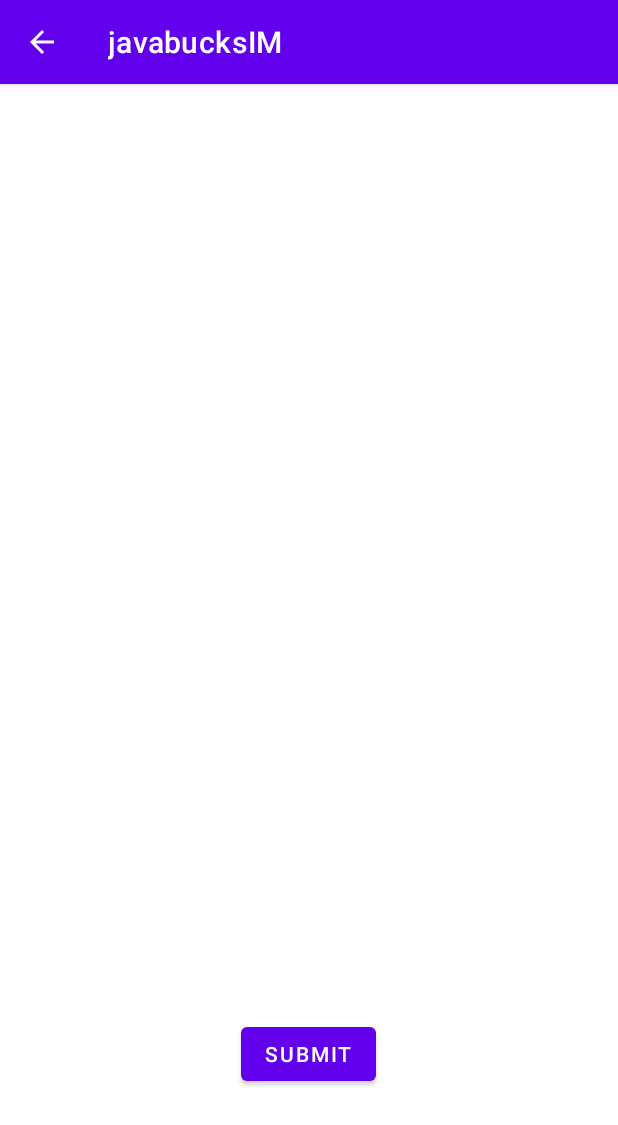
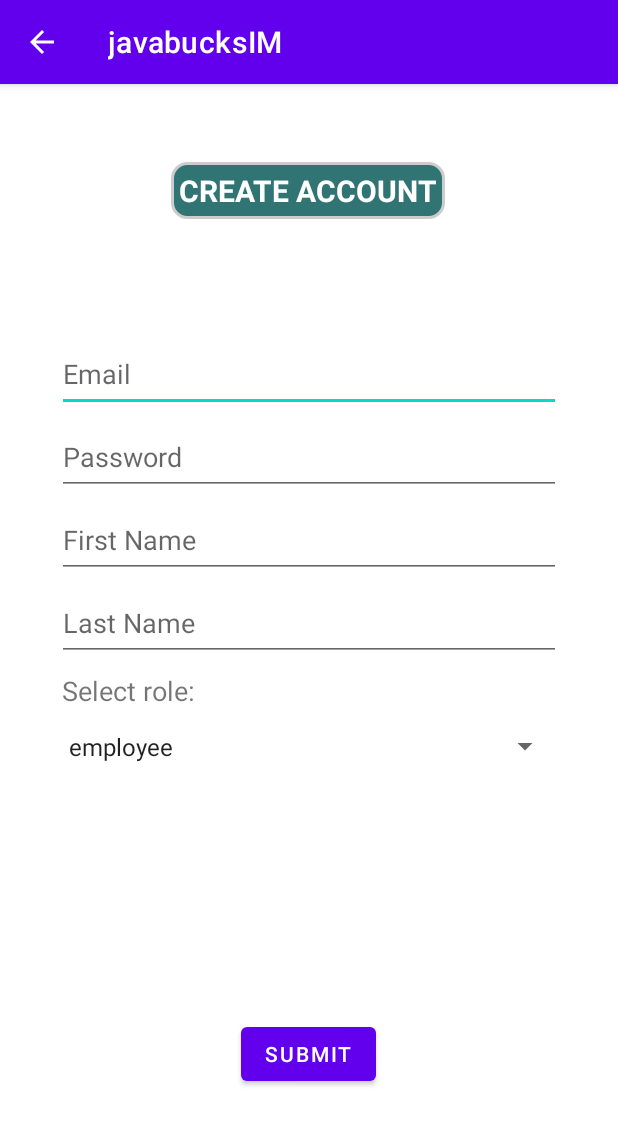
Before and after one commit to Team29Cosc310/assignment2, an Android app: the createAccount screen opened directly, with no data from a screen before it, on a phone screen of 412 x 824 dp. Shown: the top 1125 px of the screen. Run offline under Robolectric (Android 15) with nearby library versions, the phone set to English and light mode, and no system bars; our stand-ins replace Firebase (no records; nobody signed in at launch, a user with empty details on screens opened directly).

Commit message:
Added create account functionality

```diff
--- a/app/src/main/java/com/example/javabucksim/createAccount.java
+++ b/app/src/main/java/com/example/javabucksim/createAccount.java
@@ -1,37 +1,114 @@
 package com.example.javabucksim;
 
+import androidx.annotation.NonNull;
 import androidx.appcompat.app.AppCompatActivity;
 
 import android.os.Bundle;
 import android.view.View;
+import android.widget.ArrayAdapter;
+import android.widget.EditText;
+import android.widget.Spinner;
+import android.widget.Toast;
 
+import com.google.android.gms.tasks.OnCompleteListener;
+import com.google.android.gms.tasks.OnFailureListener;
+import com.google.android.gms.tasks.OnSuccessListener;
+import com.google.android.gms.tasks.Task;
+import com.google.firebase.auth.AuthResult;
 import com.google.firebase.auth.FirebaseAuth;
+import com.google.firebase.firestore.FirebaseFirestore;
+
+import java.util.HashMap;
+import java.util.Map;
 
 public class createAccount extends AppCompatActivity {
 
+    FirebaseFirestore db = FirebaseFirestore.getInstance();
     private FirebaseAuth mAuth;
+    Map<String, Object> newUser;
 
     @Override
     protected void onCreate(Bundle savedInstanceState) {
         super.onCreate(savedInstanceState);
         setContentView(R.layout.activity_create_account);
 
+        mAuth = FirebaseAuth.getInstance();
+
+        setupSpinner();
+
 
         getSupportActionBar().setDisplayHomeAsUpEnabled(true);
     }
 
+    private void setupSpinner(){
+
+        Spinner spinner = (Spinner) findViewById(R.id.role_spinner);
+            // Create an ArrayAdapter using the string array and a default spinner layout
+        ArrayAdapter<CharSequence> adapter = ArrayAdapter.createFromResource(this, R.array.role_array, android.R.layout.simple_spinner_item);
+            // Specify the layout to use when the list of choices appears
+        adapter.setDropDownViewResource(android.R.layout.simple_spinner_dropdown_item);
+            // Apply the adapter to the spinner
+        spinner.setAdapter(adapter);
+
+    }
+
+    //back button
     @Override
     public boolean onSupportNavigateUp(){
         finish();
         return true;
     }
 
+    // submit form, create new user, create new document
     public void submit(View view){
 
+        String email = ((EditText) findViewById(R.id.createAcc_getEmail)).getText().toString();
+        String password = ((EditText) findViewById(R.id.createAcc_getPW)).getText().toString();
+        String fName = ((EditText) findViewById(R.id.createAcc_getFirstName)).getText().toString();
+        String lName = ((EditText) findViewById(R.id.createAcc_getLastName)).getText().toString();
+        String role = ((Spinner) findViewById(R.id.role_spinner)).getSelectedItem().toString();
+
+
+        newUser = new HashMap<>();
+        newUser.put("email", email);
+        newUser.put("password", password);
+        newUser.put("firstName", fName);
+        newUser.put("lastName", lName);
+        newUser.put("role", role);
+
         //to be worked on
-        //mAuth.createUserWithEmailAndPassword(email,password);
+        mAuth.createUserWithEmailAndPassword(email,password).addOnCompleteListener(this, new OnCompleteListener<AuthResult>() {
+            @Override
+            public void onComplete(@NonNull Task<AuthResult> task) {
 
-        finish();
+                if (!task.isSuccessful()){
+                    //creation failed
+                } else {
+                    String newUid = task.getResult().getUser().getUid();
+
+                    // Create document with user info
+
+                    db.collection("users").document(newUid).set(newUser).addOnSuccessListener(new OnSuccessListener<Void>() {
+                        @Override
+                        public void onSuccess(Void unused) {
+                            Toast.makeText(createAccount.this, "Account successfully created", Toast.LENGTH_SHORT).show();
+                            finish();
+                        }
+                    }).addOnFailureListener(new OnFailureListener() {
+                        @Override
+                        public void onFailure(@NonNull Exception e) {
+                            Toast.makeText(createAccount.this, "Something went wrong", Toast.LENGTH_SHORT).show();
+                        }
+                    });
+
+
+
+                }
+
+
+            }
+        });
+
 
     }
 
--- /dev/null
+++ b/app/src/main/res/drawable/rounded_corner_view.xml
@@ -0,0 +1,15 @@
+<?xml version="1.0" encoding="utf-8"?>
+
+<shape
+    xmlns:android="http://schemas.android.com/apk/res/android"
+    android:shape="rectangle">
+
+    <corners android:radius="10dp" />
+
+    <!-- This is the border color -->
+    <stroke android:width="2dp" android:color="#ccc" />
+
+    <!--- This is the background color -->
+    <solid android:color="#307473" />
+
+</shape>
--- a/app/src/main/res/layout/activity_create_account.xml
+++ b/app/src/main/res/layout/activity_create_account.xml
@@ -5,6 +5,89 @@
     android:layout_width="match_parent"
     android:layout_height="match_parent"
     tools:context=".createAccount">
+
+    <TextView
+        android:id="@+id/textView"
+        android:layout_width="wrap_content"
+        android:layout_height="wrap_content"
+        android:background="@drawable/rounded_corner_view"
+        android:padding="5dp"
+        android:text="CREATE ACCOUNT"
+        android:textColor="#FFFFFF"
+        android:textSize="20dp"
+        android:textStyle="bold"
+        app:layout_constraintBottom_toBottomOf="parent"
+        app:layout_constraintEnd_toEndOf="parent"
+        app:layout_constraintHorizontal_bias="0.496"
+        app:layout_constraintStart_toStartOf="parent"
+        app:layout_constraintTop_toTopOf="parent"
+        app:layout_constraintVertical_bias="0.071" />
+
+    <LinearLayout
+        android:id="@+id/linearLayout"
+        android:layout_width="336dp"
+        android:layout_height="365dp"
+        android:orientation="vertical"
+        app:layout_constraintBottom_toBottomOf="parent"
+        app:layout_constraintEnd_toEndOf="parent"
+        app:layout_constraintStart_toStartOf="parent"
+        app:layout_constraintTop_toTopOf="parent"
+        app:layout_constraintVertical_bias="0.419">
+
+        <EditText
+            android:id="@+id/createAcc_getEmail"
+            android:layout_width="match_parent"
+            android:layout_height="50dp"
+            android:ems="10"
+            android:hint="Email"
+            android:inputType="textEmailAddress"
+            app:layout_constraintEnd_toEndOf="parent"
+            app:layout_constraintStart_toStartOf="parent" />
+
+        <EditText
+            android:id="@+id/createAcc_getPW"
+            android:layout_width="match_parent"
+            android:layout_height="50dp"
+            android:layout_marginTop="5dp"
+            android:ems="10"
+            android:hint="Password"
+            android:inputType="textPassword" />
+
+        <EditText
+            android:id="@+id/createAcc_getFirstName"
+            android:layout_width="match_parent"
+            android:layout_height="50dp"
+            android:layout_marginTop="5dp"
+            android:ems="10"
+            android:hint="First Name"
+            android:inputType="textPersonName" />
+
+        <EditText
+            android:id="@+id/createAcc_getLastName"
+            android:layout_width="match_parent"
+            android:layout_height="50dp"
+            android:layout_marginTop="5dp"
+            android:ems="10"
+            android:hint="Last Name"
+            android:inputType="textPersonName" />
+
+        <TextView
+            android:id="@+id/textView2"
+            android:layout_width="match_parent"
+            android:layout_height="wrap_content"
+            android:layout_marginLeft="3dp"
+            android:layout_marginTop="7dp"
+            android:text="Select role:"
+            android:textSize="18dp"
+            app:layout_constraintBottom_toBottomOf="parent"
+            app:layout_constraintTop_toTopOf="parent" />
+
+        <Spinner
+            android:id="@+id/role_spinner"
+            android:layout_width="match_parent"
+            android:layout_height="50dp" />
+
+    </LinearLayout>
 
     <Button
         android:id="@+id/create_submit_button"
@@ -18,4 +101,5 @@
         app:layout_constraintStart_toStartOf="parent"
         app:layout_constraintTop_toTopOf="parent"
         app:layout_constraintVertical_bias="0.865" />
+
 </androidx.constraintlayout.widget.ConstraintLayout>
--- a/app/src/main/res/values/strings.xml
+++ b/app/src/main/res/values/strings.xml
@@ -1,3 +1,10 @@
 <resources>
     <string name="app_name">javabucksIM</string>
+
+    <string-array name="role_array">
+        <item>"employee"</item>
+        <item>"manager"</item>
+        <item>"admin"</item>
+    </string-array>
+
 </resources>
```
